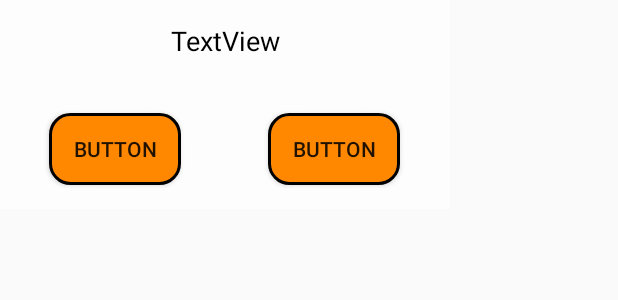
After one commit to movip88/Android-game, an Android app: the layout alert_pregunta.xml on its own in the app's theme, with its tools: preview values and no code run, on a phone screen of 412 x 824 dp. The commit adds this screen. Shown: the top 300 px of the screen. Run offline under Robolectric (Android 15) with nearby library versions, the phone set to English and light mode, and no system bars; Roboto replaces fonts that are not available here.

Commit message:
mejorando layaut de alert

```diff
--- /dev/null
+++ b/app/src/main/res/layout/alert_pregunta.xml
@@ -0,0 +1,60 @@
+<?xml version="1.0" encoding="utf-8"?>
+<android.support.constraint.ConstraintLayout xmlns:android="http://schemas.android.com/apk/res/android"
+    xmlns:app="http://schemas.android.com/apk/res-auto"
+    xmlns:tools="http://schemas.android.com/tools"
+    android:layout_width="300dp"
+    android:layout_height="wrap_content"
+    android:background="#B3FFFFFF">
+
+    <TextView
+        android:id="@+id/pregunta"
+        android:layout_width="wrap_content"
+        android:layout_height="wrap_content"
+        android:layout_marginStart="8dp"
+        android:layout_marginTop="8dp"
+        android:layout_marginEnd="8dp"
+        android:layout_marginBottom="8dp"
+        android:text="TextView"
+        android:textAlignment="center"
+        android:textColor="@color/colorBlack"
+        android:textSize="18sp"
+        app:layout_constraintBottom_toBottomOf="parent"
+        app:layout_constraintEnd_toEndOf="parent"
+        app:layout_constraintStart_toStartOf="parent"
+        app:layout_constraintTop_toTopOf="parent"
+        app:layout_constraintVertical_bias="0.06999999" />
+
+    <Button
+        android:id="@+id/aceptar"
+        android:layout_width="wrap_content"
+        android:layout_height="wrap_content"
+        android:layout_marginStart="8dp"
+        android:layout_marginTop="36dp"
+        android:layout_marginEnd="8dp"
+        android:layout_marginBottom="16dp"
+        android:background="@drawable/boton_redondo"
+        android:text="Button"
+        app:layout_constraintBottom_toBottomOf="parent"
+        app:layout_constraintEnd_toEndOf="parent"
+        app:layout_constraintHorizontal_bias="0.127"
+        app:layout_constraintStart_toStartOf="parent"
+        app:layout_constraintTop_toBottomOf="@+id/pregunta"
+        app:layout_constraintVertical_bias="1.0" />
+
+    <Button
+        android:id="@+id/rechazar"
+        android:layout_width="wrap_content"
+        android:layout_height="wrap_content"
+        android:layout_marginStart="8dp"
+        android:layout_marginTop="36dp"
+        android:layout_marginEnd="16dp"
+        android:layout_marginBottom="16dp"
+        android:background="@drawable/boton_redondo"
+        android:text="Button"
+        app:layout_constraintBottom_toBottomOf="parent"
+        app:layout_constraintEnd_toEndOf="parent"
+        app:layout_constraintHorizontal_bias="0.909"
+        app:layout_constraintStart_toStartOf="parent"
+        app:layout_constraintTop_toBottomOf="@+id/pregunta"
+        app:layout_constraintVertical_bias="1.0" />
+</android.support.constraint.ConstraintLayout>
```
Also changed, not shown: app/src/main/java/comstucom/movip88/activity/PlayActivity.java (+47 -1 lines), app/src/main/java/comstucom/movip88/custom_view/CustomCuestion.java (added, +65 -0 lines), app/src/main/java/comstucom/movip88/custom_view/WormyView.java (+15 -2 lines), app/src/main/res/layout/activity_play.xml (+15 -0 lines).
